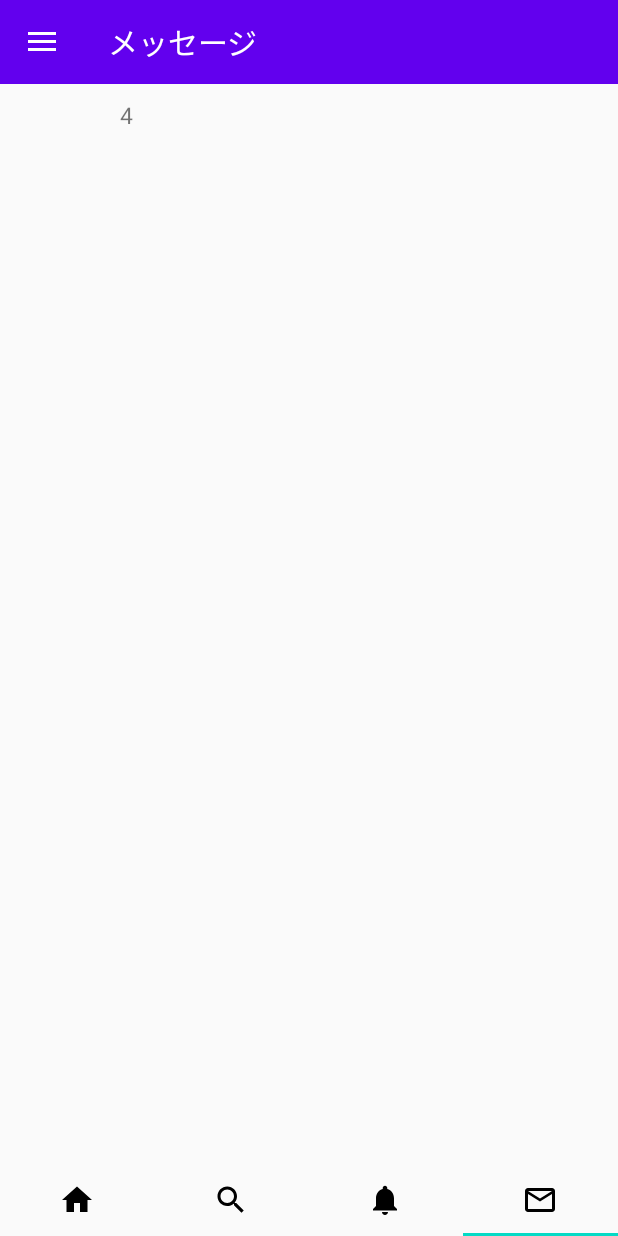
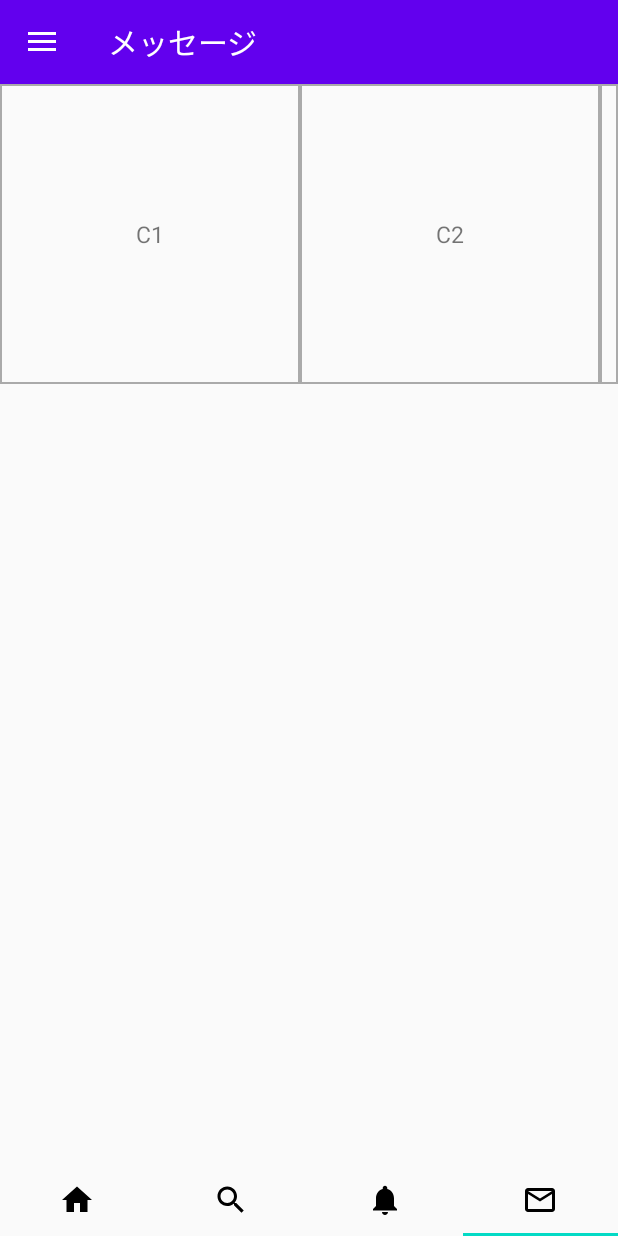
Before and after one commit to tzmfreedom/android-sample, an Android app: the screen it shows after launch (MainActivity), item 4 of the bottom bar chosen, on a phone screen of 412 x 824 dp. Run offline under Robolectric (Android 15) with nearby library versions, the phone set to English and light mode, and no system bars; our stand-ins replace RxJava, data binding; network calls fail.

Commit message:
Databindingとカルーセル

```diff
--- a/Standard/app/build.gradle
+++ b/Standard/app/build.gradle
@@ -5,6 +5,9 @@ apply plugin: 'kotlin-android-extensions'
 android {
     compileSdkVersion 29
 
+    dataBinding {
+        enabled = true
+    }
 
     defaultConfig {
         applicationId "com.freedom_man.standard"
--- a/Standard/app/src/main/java/com/freedom_man/standard/MainActivity.kt
+++ b/Standard/app/src/main/java/com/freedom_man/standard/MainActivity.kt
@@ -1,24 +1,31 @@
 package com.freedom_man.standard
 
 import android.os.Bundle
+import android.util.Log
 import android.view.LayoutInflater
 import android.view.View
 import android.view.ViewGroup
 import androidx.appcompat.app.ActionBarDrawerToggle
 import androidx.appcompat.app.AppCompatActivity
 import androidx.appcompat.widget.Toolbar
+import androidx.databinding.DataBindingUtil
 import androidx.drawerlayout.widget.DrawerLayout
 import androidx.fragment.app.Fragment
 import androidx.fragment.app.FragmentManager
 import androidx.fragment.app.FragmentPagerAdapter
+import androidx.lifecycle.Observer
+import androidx.lifecycle.ViewModelProviders
 import androidx.viewpager.widget.ViewPager
-import com.google.android.material.navigation.NavigationView
+import com.freedom_man.standard.databinding.ActivityMainBinding
 import kotlinx.android.synthetic.main.activity_main.*
-import kotlinx.android.synthetic.main.tweet_row.view.*
 
 class MainActivity : AppCompatActivity() {
-    private var pager: ViewPager? = null
-    private var adapter: FragmentPagerAdapter? = null
+    private val pager: ViewPager by lazy {
+        findViewById<ViewPager>(R.id.pager)
+    }
+    private val viewModel: MainViewModel by lazy {
+        ViewModelProviders.of(this).get(MainViewModel::class.java)
+    }
     private val titles: List<String> by lazy {
         listOf(
             getString(R.string.home),
@@ -36,20 +43,25 @@ class MainActivity : AppCompatActivity() {
 //        }
 //        setTheme(R.style.AppTheme)
         super.onCreate(savedInstanceState)
-        setContentView(R.layout.activity_main)
+        val binding = DataBindingUtil.setContentView<ActivityMainBinding>(this, R.layout.activity_main)
+        viewModel.title.observe(this, Observer {
+            Log.d("MAIN_ACTIVITY", it)
+            binding.title = it
+        })
+        viewModel.title.postValue(titles[0])
 
         title = getString(R.string.home)
-        pager = findViewById<ViewPager>(R.id.pager).apply {
+        pager.apply {
             this.adapter = PagerAdapter(
                 supportFragmentManager, listOf(
-                    TweetFragment(),
-                    SearchFragment(),
-                    MapsFragment(),
-                    NameFragment("4")
+                    TweetFragment.newInstance(),
+                    SearchFragment.newInstance(),
+                    MapsFragment.newInstance(),
+                    OtherFragment.newInstance()
                 )
             )
         }
-        pager?.addOnPageChangeListener(object : ViewPager.OnPageChangeListener {
+        pager.addOnPageChangeListener(object : ViewPager.OnPageChangeListener {
             override fun onPageScrollStateChanged(state: Int) {
             }
 
@@ -61,7 +73,7 @@ class MainActivity : AppCompatActivity() {
             }
 
             override fun onPageSelected(position: Int) {
-                title = this@MainActivity.titles[position]
+                viewModel.title.postValue(this@MainActivity.titles[position])
             }
         })
         tabLayout.setupWithViewPager(pager)
@@ -86,18 +98,6 @@ class MainActivity : AppCompatActivity() {
         drawerToggle.syncState()
     }
 
-    class NameFragment(private val name: String) : Fragment() {
-        override fun onCreateView(
-            inflater: LayoutInflater,
-            container: ViewGroup?,
-            savedInstanceState: Bundle?
-        ): View? {
-            val view = inflater.inflate(R.layout.tweet_row, container, false)
-            view.body.text = name
-            return view
-        }
-    }
-
     class PagerAdapter(fm: FragmentManager, private val fragments: List<Fragment>) : FragmentPagerAdapter(fm) {
         override fun getItem(position: Int): Fragment {
             return fragments[position]
--- /dev/null
+++ b/Standard/app/src/main/java/com/freedom_man/standard/MainViewModel.kt
@@ -0,0 +1,8 @@
+package com.freedom_man.standard
+
+import androidx.lifecycle.MutableLiveData
+import androidx.lifecycle.ViewModel
+
+class MainViewModel : ViewModel() {
+    val title: MutableLiveData<String> = MutableLiveData()
+}
--- a/Standard/app/src/main/java/com/freedom_man/standard/MapsFragment.kt
+++ b/Standard/app/src/main/java/com/freedom_man/standard/MapsFragment.kt
@@ -11,6 +11,10 @@ import com.google.android.gms.maps.model.LatLng
 import com.google.android.gms.maps.model.MarkerOptions
 
 class MapsFragment : Fragment() {
+    companion object {
+        fun newInstance() = MapsFragment()
+    }
+
     override fun onCreateView(
         inflater: LayoutInflater, container: ViewGroup?,
         savedInstanceState: Bundle?
@@ -18,9 +22,7 @@ class MapsFragment : Fragment() {
         // Inflate the layout for this fragment
         val view = inflater.inflate(R.layout.fragment_maps, container, false)
         childFragmentManager.findFragmentById(R.id.mapFragment).let {
-            Log.d("MAP", it.toString())
             (it as SupportMapFragment).getMapAsync {
-                Log.d("MAP", it.toString())
                 it.setMinZoomPreference(14.0f)
                 val ny = LatLng(40.7143528, -74.0059731)
                 it.addMarker(MarkerOptions().position(ny));
--- a/Standard/app/src/main/java/com/freedom_man/standard/SearchFragment.kt
+++ b/Standard/app/src/main/java/com/freedom_man/standard/SearchFragment.kt
@@ -9,6 +9,9 @@ import android.webkit.WebView
 import android.webkit.WebViewClient
 
 class SearchFragment : Fragment() {
+    companion object {
+        fun newInstance() = SearchFragment()
+    }
 
     override fun onCreateView(
         inflater: LayoutInflater, container: ViewGroup?,
--- a/Standard/app/src/main/java/com/freedom_man/standard/TweetFragment.kt
+++ b/Standard/app/src/main/java/com/freedom_man/standard/TweetFragment.kt
@@ -14,8 +14,6 @@ import androidx.recyclerview.widget.RecyclerView
 
 
 class TweetFragment : Fragment() {
-    var adapter: TweetAdapter? = null
-
     companion object {
         fun newInstance() = TweetFragment()
     }
@@ -35,17 +33,16 @@ class TweetFragment : Fragment() {
         viewModel.load {
             Toast.makeText(this.context, it.message, Toast.LENGTH_SHORT).show()
         }
+        val adapter = TweetAdapter(listOf())
         viewModel.items.observe(this, Observer {
-            this@TweetFragment.adapter?.setItems(it)
+            adapter.setItems(it)
         })
         view?.apply {
-            this@TweetFragment.adapter = TweetAdapter(listOf())
             this.findViewById<RecyclerView>(R.id.tweet_items)?.apply {
-                this.adapter = this@TweetFragment.adapter
+                this.adapter = adapter
                 this.layoutManager = LinearLayoutManager(this@TweetFragment.context, LinearLayoutManager.VERTICAL, false)
                 this.addItemDecoration(DividerItemDecoration(this@TweetFragment.context, DividerItemDecoration.VERTICAL))
             }
         }
     }
-
 }
--- a/Standard/app/src/main/java/com/freedom_man/standard/TweetViewModel.kt
+++ b/Standard/app/src/main/java/com/freedom_man/standard/TweetViewModel.kt
@@ -1,10 +1,7 @@
 package com.freedom_man.standard
 
-import androidx.lifecycle.LiveData
 import androidx.lifecycle.MutableLiveData
 import androidx.lifecycle.ViewModel
-import com.google.gson.FieldNamingPolicy
-import com.google.gson.GsonBuilder
 import io.reactivex.android.schedulers.AndroidSchedulers
 import io.reactivex.schedulers.Schedulers
 import retrofit2.Retrofit
--- /dev/null
+++ b/Standard/app/src/main/res/drawable/simple_frame.xml
@@ -0,0 +1,5 @@
+<?xml version="1.0" encoding="utf-8"?>
+<shape xmlns:android="http://schemas.android.com/apk/res/android">
+<!--    <solid android:color="#FFFFFF"/>-->
+    <stroke android:width="1dp" android:color="#AAAAAA" />
+</shape>
--- a/Standard/app/src/main/res/layout/activity_main.xml
+++ b/Standard/app/src/main/res/layout/activity_main.xml
@@ -1,7 +1,12 @@
 <?xml version="1.0" encoding="utf-8"?>
-<androidx.drawerlayout.widget.DrawerLayout
+<layout
     xmlns:android="http://schemas.android.com/apk/res/android"
     xmlns:app="http://schemas.android.com/apk/res-auto"
+    >
+    <data>
+        <variable name="title" type="String" />
+    </data>
+    <androidx.drawerlayout.widget.DrawerLayout
         android:id="@+id/drawer_layout"
         android:layout_width="match_parent"
         android:layout_height="match_parent"
@@ -19,6 +24,7 @@
                 android:background="?attr/colorPrimary"
                 app:titleTextColor="@android:color/white"
                 app:theme="@style/Toolbar"
+                app:title="@{title}"
                 />
 
             <androidx.viewpager.widget.ViewPager
@@ -44,3 +50,4 @@
             app:menu="@menu/drawer"
             />
     </androidx.drawerlayout.widget.DrawerLayout>
+</layout>
--- /dev/null
+++ b/Standard/app/src/main/res/layout/carousel_row.xml
@@ -0,0 +1,23 @@
+<?xml version="1.0" encoding="utf-8"?>
+<layout
+    xmlns:android="http://schemas.android.com/apk/res/android"
+    >
+    <data>
+        <variable name="item" type="com.freedom_man.standard.OtherFragment.CarouselItem" />
+    </data>
+    <LinearLayout
+        android:orientation="horizontal"
+        android:layout_width="200dp"
+        android:layout_height="match_parent"
+        android:background="@drawable/simple_frame">
+        <TextView
+            android:id="@+id/body"
+            android:layout_width="match_parent"
+            android:layout_height="match_parent"
+            android:gravity="center_horizontal|center_vertical"
+            android:padding="10dp"
+            android:textSize="15dp"
+            android:text="@{item.body}"
+            android:textAlignment="center"/>
+    </LinearLayout>
+</layout>
--- /dev/null
+++ b/Standard/app/src/main/res/layout/fragment_other.xml
@@ -0,0 +1,16 @@
+<?xml version="1.0" encoding="utf-8"?>
+<androidx.constraintlayout.widget.ConstraintLayout
+    xmlns:android="http://schemas.android.com/apk/res/android"
+    xmlns:app="http://schemas.android.com/apk/res-auto"
+    android:layout_width="match_parent"
+    android:layout_height="match_parent"
+    app:layout_behavior="@string/appbar_scrolling_view_behavior"
+    >
+
+    <androidx.recyclerview.widget.RecyclerView
+        android:id="@+id/carousel"
+        android:layout_width="match_parent"
+        android:layout_height="200dp"
+        app:layout_constraintTop_toTopOf="parent"
+        android:background="@drawable/simple_frame"/>
+</androidx.constraintlayout.widget.ConstraintLayout>
```
Also changed, not shown: Standard/app/src/main/java/com/freedom_man/standard/OtherFragment.kt (added, +64 -0 lines), Standard/app/src/main/java/com/freedom_man/standard/TweetAdapter.kt (+10 -4 lines), Standard/app/src/main/java/com/freedom_man/standard/TweetViewHolder.kt (+4 -11 lines), Standard/app/src/main/res/layout/tweet_row.xml (+11 -3 lines). Lines whose indentation alone changed are shown as unchanged.
